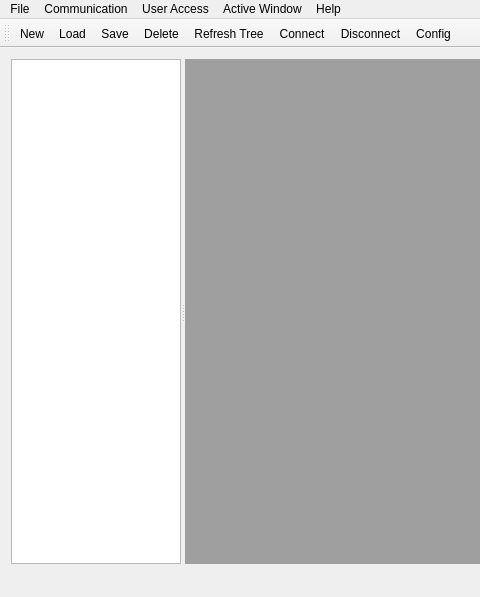
Above: view/mainwindow.ui from zenaki/RTU before the change; both pictures show x 0 to 480 and y 0 to 597 of the 1100 by 597 pixel window. Below: the same form after it.
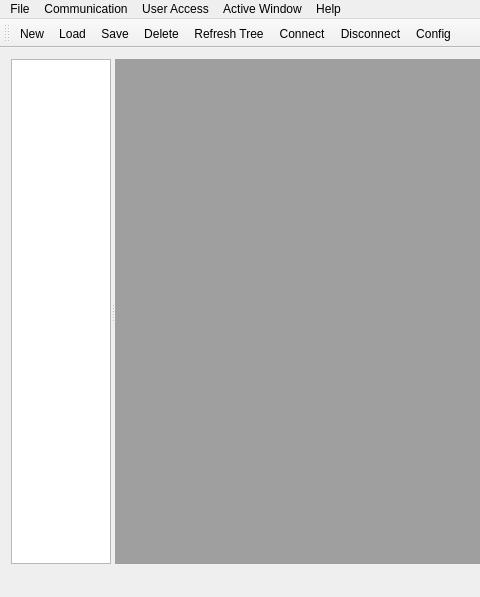
That is the form after the change. Icons and pictures are not drawn.

The edit to the form file:
```diff
--- a/view/mainwindow.ui
+++ b/view/mainwindow.ui
@@ -42,16 +42,25 @@
        </property>
        <property name="minimumSize">
         <size>
-         <width>0</width>
+         <width>100</width>
          <height>0</height>
         </size>
        </property>
        <property name="maximumSize">
         <size>
-         <width>16777215</width>
+         <width>600</width>
          <height>16777215</height>
         </size>
        </property>
+       <property name="frameShape">
+        <enum>QFrame::StyledPanel</enum>
+       </property>
+       <property name="frameShadow">
+        <enum>QFrame::Plain</enum>
+       </property>
+       <property name="lineWidth">
+        <number>0</number>
+       </property>
        <property name="verticalScrollBarPolicy">
         <enum>Qt::ScrollBarAsNeeded</enum>
        </property>
@@ -59,13 +68,25 @@
         <enum>Qt::ScrollBarAsNeeded</enum>
        </property>
        <property name="sizeAdjustPolicy">
-        <enum>QAbstractScrollArea::AdjustToContents</enum>
+        <enum>QAbstractScrollArea::AdjustIgnored</enum>
        </property>
+       <property name="verticalScrollMode">
+        <enum>QAbstractItemView::ScrollPerPixel</enum>
+       </property>
+       <attribute name="headerDefaultSectionSize">
+        <number>300</number>
+       </attribute>
+       <attribute name="headerMinimumSectionSize">
+        <number>100</number>
+       </attribute>
+       <attribute name="headerStretchLastSection">
+        <bool>false</bool>
+       </attribute>
       </widget>
       <widget class="QMdiArea" name="mdiArea">
        <property name="minimumSize">
         <size>
-         <width>0</width>
+         <width>985</width>
          <height>0</height>
         </size>
        </property>
```
